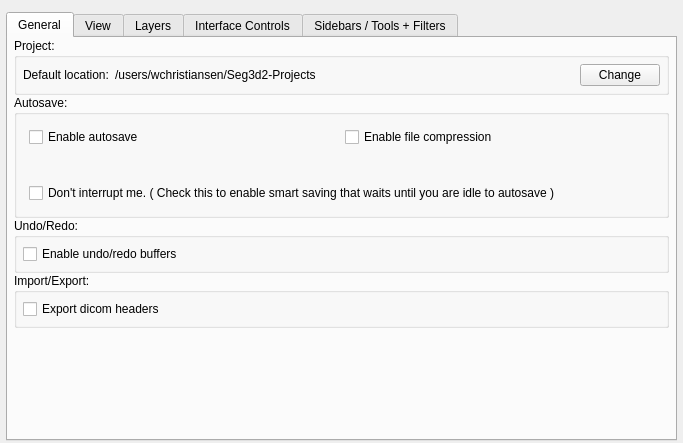
Before: the Qt Designer form src/Interface/Application/PreferencesInterface.ui in jessdtate/Seg3D, drawn with Qt 5.
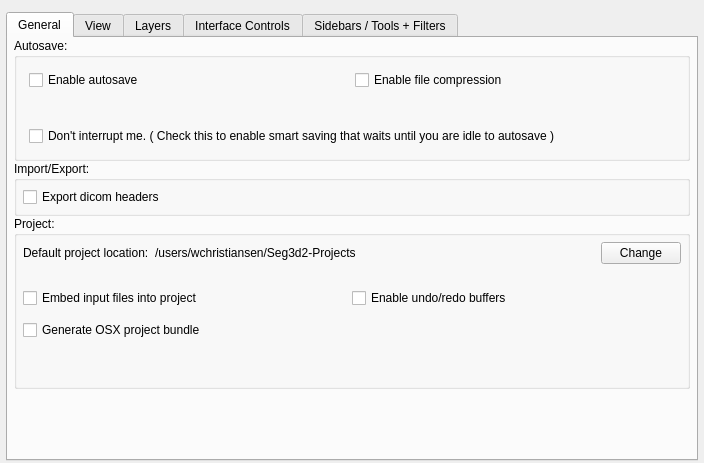
After: the same form once the commit is applied. Custom widgets are drawn as their Qt base class.

Commit message: add options for file embedding, and add saving of provenance ids into project.

Patch:
```diff
--- a/src/Interface/Application/PreferencesInterface.ui
+++ b/src/Interface/Application/PreferencesInterface.ui
@@ -6,8 +6,8 @@
    <rect>
     <x>0</x>
     <y>0</y>
-    <width>683</width>
-    <height>443</height>
+    <width>704</width>
+    <height>463</height>
    </rect>
   </property>
   <property name="windowTitle">
@@ -76,72 +76,6 @@
        <property name="bottomMargin">
         <number>6</number>
        </property>
-       <item>
-        <widget class="QGroupBox" name="groupBox_9">
-         <property name="sizePolicy">
-          <sizepolicy hsizetype="Preferred" vsizetype="Fixed">
-           <horstretch>0</horstretch>
-           <verstretch>0</verstretch>
-          </sizepolicy>
-         </property>
-         <property name="title">
-          <string>Project:</string>
-         </property>
-         <layout class="QVBoxLayout" name="verticalLayout_10">
-          <property name="spacing">
-           <number>0</number>
-          </property>
-          <property name="margin">
-           <number>0</number>
-          </property>
-          <item>
-           <widget class="QWidget" name="widget_2" native="true">
-            <property name="minimumSize">
-             <size>
-              <width>0</width>
-              <height>32</height>
-             </size>
-            </property>
-            <layout class="QHBoxLayout" name="horizontalLayout_2">
-             <property name="margin">
-              <number>6</number>
-             </property>
-             <item>
-              <widget class="QLabel" name="label_10">
-               <property name="text">
-                <string>Default location:</string>
-               </property>
-              </widget>
-             </item>
-             <item>
-              <widget class="QLabel" name="path_">
-               <property name="sizePolicy">
-                <sizepolicy hsizetype="MinimumExpanding" vsizetype="Preferred">
-                 <horstretch>0</horstretch>
-                 <verstretch>0</verstretch>
-                </sizepolicy>
-               </property>
-               <property name="text">
-                <string>/users/wchristiansen/Seg3d2-Projects</string>
-               </property>
-              </widget>
-             </item>
-             <item>
-              <widget class="QPushButton" name="change_directory_button_">
-               <property name="text">
-                <string>Change</string>
-               </property>
-               <property name="autoDefault">
-                <bool>false</bool>
-               </property>
-              </widget>
-             </item>
-            </layout>
-           </widget>
-          </item>
-         </layout>
-        </widget>
-       </item>
        <item>
         <widget class="QGroupBox" name="groupBox_2">
          <property name="sizePolicy">
@@ -214,49 +148,6 @@
          </layout>
         </widget>
        </item>
-       <item>
-        <widget class="QGroupBox" name="groupBox_6">
-         <property name="sizePolicy">
-          <sizepolicy hsizetype="Preferred" vsizetype="Fixed">
-           <horstretch>0</horstretch>
-           <verstretch>0</verstretch>
-          </sizepolicy>
-         </property>
-         <property name="title">
-          <string>Undo/Redo:</string>
-         </property>
-         <layout class="QVBoxLayout" name="verticalLayout_20">
-          <property name="margin">
-           <number>6</number>
-          </property>
-          <item>
-           <widget class="QWidget" name="widget_28" native="true">
-            <layout class="QHBoxLayout" name="horizontalLayout_24" stretch="1,1">
-             <property name="margin">
-              <number>0</number>
-             </property>
-             <item>
-              <widget class="QCheckBox" name="enable_undo_">
-               <property name="sizePolicy">
-                <sizepolicy hsizetype="Preferred" vsizetype="Fixed">
-                 <horstretch>0</horstretch>
-                 <verstretch>0</verstretch>
-                </sizepolicy>
-               </property>
-               <property name="text">
-                <string>Enable undo/redo buffers</string>
-               </property>
-              </widget>
-             </item>
-             <item>
-              <widget class="QtUtils::QtSliderDoubleCombo" name="percent_of_memory_" native="true"/>
-             </item>
-            </layout>
-           </widget>
-          </item>
-         </layout>
-        </widget>
-       </item>
        <item>
         <widget class="QGroupBox" name="groupBox_11">
          <property name="title">
@@ -288,6 +179,182 @@
          </layout>
         </widget>
        </item>
+       <item>
+        <widget class="QGroupBox" name="groupBox_9">
+         <property name="sizePolicy">
+          <sizepolicy hsizetype="Preferred" vsizetype="Fixed">
+           <horstretch>0</horstretch>
+           <verstretch>0</verstretch>
+          </sizepolicy>
+         </property>
+         <property name="title">
+          <string>Project:</string>
+         </property>
+         <layout class="QVBoxLayout" name="verticalLayout_10">
+          <property name="spacing">
+           <number>12</number>
+          </property>
+          <property name="margin">
+           <number>0</number>
+          </property>
+          <item>
+           <widget class="QWidget" name="widget_2" native="true">
+            <property name="minimumSize">
+             <size>
+              <width>0</width>
+              <height>32</height>
+             </size>
+            </property>
+            <layout class="QHBoxLayout" name="horizontalLayout_2">
+             <property name="margin">
+              <number>6</number>
+             </property>
+             <item>
+              <widget class="QLabel" name="label_10">
+               <property name="text">
+                <string>Default project location:</string>
+               </property>
+              </widget>
+             </item>
+             <item>
+              <widget class="QLabel" name="path_">
+               <property name="sizePolicy">
+                <sizepolicy hsizetype="MinimumExpanding" vsizetype="Preferred">
+                 <horstretch>0</horstretch>
+                 <verstretch>0</verstretch>
+                </sizepolicy>
+               </property>
+               <property name="text">
+                <string>/users/wchristiansen/Seg3d2-Projects</string>
+               </property>
+              </widget>
+             </item>
+             <item>
+              <widget class="QPushButton" name="change_directory_button_">
+               <property name="text">
+                <string>Change</string>
+               </property>
+               <property name="autoDefault">
+                <bool>false</bool>
+               </property>
+              </widget>
+             </item>
+            </layout>
+           </widget>
+          </item>
+          <item>
+           <widget class="QWidget" name="widget_5" native="true">
+            <layout class="QHBoxLayout" name="horizontalLayout_15" stretch="1,1">
+             <property name="spacing">
+              <number>0</number>
+             </property>
+             <property name="margin">
+              <number>6</number>
+             </property>
+             <item>
+              <widget class="QWidget" name="widget_8" native="true">
+               <property name="minimumSize">
+                <size>
+                 <width>0</width>
+                 <height>30</height>
+                </size>
+               </property>
+               <layout class="QVBoxLayout" name="verticalLayout_2">
+                <property name="spacing">
+                 <number>12</number>
+                </property>
+                <property name="margin">
+                 <number>0</number>
+                </property>
+                <item>
+                 <widget class="QCheckBox" name="embed_input_files_">
+                  <property name="sizePolicy">
+                   <sizepolicy hsizetype="MinimumExpanding" vsizetype="Fixed">
+                    <horstretch>0</horstretch>
+                    <verstretch>0</verstretch>
+                   </sizepolicy>
+                  </property>
+                  <property name="minimumSize">
+                   <size>
+                    <width>300</width>
+                    <height>0</height>
+                   </size>
+                  </property>
+                  <property name="text">
+                   <string>Embed input files into project</string>
+                  </property>
+                 </widget>
+                </item>
+                <item>
+                 <widget class="QCheckBox" name="generate_osx_project_bundle_">
+                  <property name="text">
+                   <string>Generate OSX project bundle</string>
+                  </property>
+                 </widget>
+                </item>
+                <item>
+                 <spacer name="verticalSpacer_6">
+                  <property name="orientation">
+                   <enum>Qt::Vertical</enum>
+                  </property>
+                  <property name="sizeHint" stdset="0">
+                   <size>
+                    <width>20</width>
+                    <height>40</height>
+                   </size>
+                  </property>
+                 </spacer>
+                </item>
+               </layout>
+              </widget>
+             </item>
+             <item>
+              <widget class="QWidget" name="widget_9" native="true">
+               <layout class="QVBoxLayout" name="verticalLayout_6">
+                <property name="spacing">
+                 <number>12</number>
+                </property>
+                <property name="margin">
+                 <number>0</number>
+                </property>
+                <item>
+                 <widget class="QCheckBox" name="enable_undo_">
+                  <property name="sizePolicy">
+                   <sizepolicy hsizetype="Preferred" vsizetype="Fixed">
+                    <horstretch>0</horstretch>
+                    <verstretch>0</verstretch>
+                   </sizepolicy>
+                  </property>
+                  <property name="text">
+                   <string>Enable undo/redo buffers</string>
+                  </property>
+                 </widget>
+                </item>
+                <item>
+                 <widget class="QtUtils::QtSliderDoubleCombo" name="percent_of_memory_" native="true"/>
+                </item>
+                <item>
+                 <spacer name="verticalSpacer_4">
+                  <property name="orientation">
+                   <enum>Qt::Vertical</enum>
+                  </property>
+                  <property name="sizeHint" stdset="0">
+                   <size>
+                    <width>20</width>
+                    <height>40</height>
+                   </size>
+                  </property>
+                 </spacer>
+                </item>
+               </layout>
+              </widget>
+             </item>
+            </layout>
+           </widget>
+          </item>
+         </layout>
+        </widget>
+       </item>
        <item>
         <spacer name="verticalSpacer_5">
          <property name="orientation">
```
The commit also changes 4 other files.
